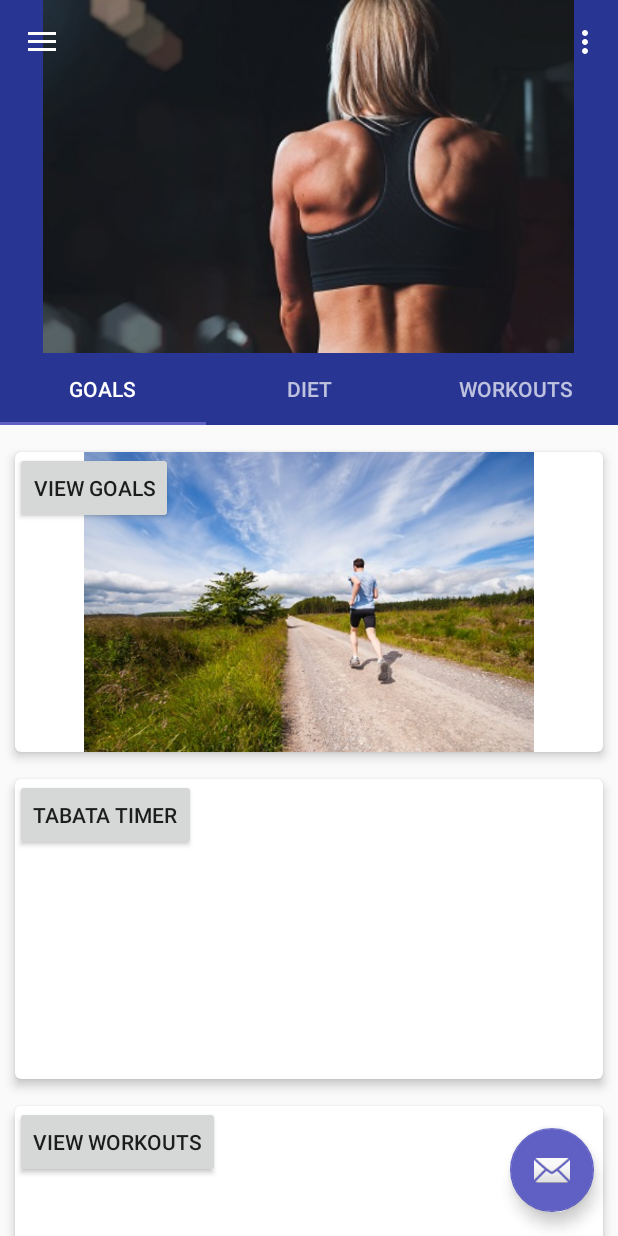
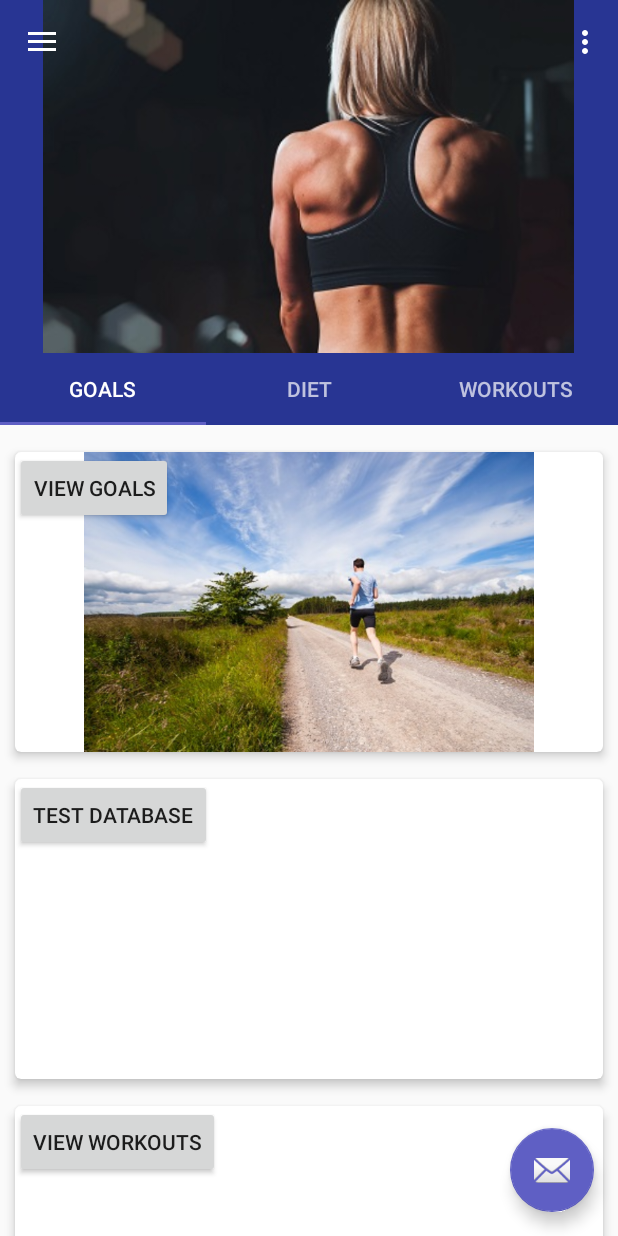
Before and after one commit to D-M-Moriarty/MyFitnessApplication, an Android app: the screen it shows after launch once a user with an empty profile is signed in (MainHomePagerActivity), on a phone screen of 412 x 824 dp. Run offline under Robolectric (Android 15) with nearby library versions, the phone set to English and light mode, and no system bars; our stand-ins replace Firebase (no records; nobody signed in at launch, a user with empty details on screens opened directly).

Commit message:
Retrieving data from Firebase database

```diff
--- a/app/build.gradle
+++ b/app/build.gradle
@@ -32,6 +32,7 @@ dependencies {
     compile 'com.android.support:design:25.3.1'
     compile 'com.google.android.gms:play-services-maps:10.0.1'
     compile 'com.android.support:cardview-v7:25.3.1'
+    compile 'com.google.firebase:firebase-messaging:10.0.1'
     testCompile 'junit:junit:4.12'
 }
 
--- a/app/src/main/java/com/darrenmoriarty/myfitnessapp/Login_Signup_activities/LoginActivity.java
+++ b/app/src/main/java/com/darrenmoriarty/myfitnessapp/Login_Signup_activities/LoginActivity.java
@@ -126,6 +126,7 @@ public class LoginActivity extends AppCompatActivity {
                     .addOnCompleteListener(this, new OnCompleteListener<AuthResult>() {
                         @Override
                         public void onComplete(@NonNull Task<AuthResult> task) {
+
                             Log.d(TAG, "signInWithEmail:onComplete:" + task.isSuccessful());
 
                             // If sign in fails, display a message to the user. If sign in succeeds
--- a/app/src/main/java/com/darrenmoriarty/myfitnessapp/pageractivities/MainHomePagerActivity.java
+++ b/app/src/main/java/com/darrenmoriarty/myfitnessapp/pageractivities/MainHomePagerActivity.java
@@ -36,8 +36,13 @@ import com.darrenmoriarty.myfitnessapp.pageractivities.workout_package.TabataSet
 import com.darrenmoriarty.myfitnessapp.pageractivities.workout_package.WorkoutsTab;
 import com.google.firebase.auth.FirebaseAuth;
 import com.google.firebase.auth.FirebaseUser;
+import com.google.firebase.database.DataSnapshot;
+import com.google.firebase.database.DatabaseError;
 import com.google.firebase.database.DatabaseReference;
 import com.google.firebase.database.FirebaseDatabase;
+import com.google.firebase.database.ValueEventListener;
+
+import java.util.Map;
 
 public class MainHomePagerActivity extends AppCompatActivity
         implements NavigationView.OnNavigationItemSelectedListener {
@@ -58,6 +63,7 @@ public class MainHomePagerActivity extends AppCompatActivity
     private ViewPager mViewPager;
     private Button startTracking;
     private Button startTabataTimer;
+    private Button testDatabase;
 
     // [START declare_auth]
     private FirebaseAuth mAuth;
@@ -70,6 +76,9 @@ public class MainHomePagerActivity extends AppCompatActivity
     private FirebaseDatabase mFirebaseDatabase;
     private DatabaseReference mDatabaseReference;
 
+    private String userID;
+    public static String calorieGoal;
+
     @Override
     protected void onCreate(Bundle savedInstanceState) {
         super.onCreate(savedInstanceState);
@@ -80,6 +89,7 @@ public class MainHomePagerActivity extends AppCompatActivity
         // Write a message to the database
         mFirebaseDatabase = FirebaseDatabase.getInstance();
         mDatabaseReference = mFirebaseDatabase.getReference().child("Users");
+
 
         // [START auth_state_listener]
         mAuthListener = new FirebaseAuth.AuthStateListener() {
@@ -93,6 +103,8 @@ public class MainHomePagerActivity extends AppCompatActivity
                     // User is signed in
                     Log.d("TAG", "onAuthStateChanged:signed_in:" + user.getUid());
 
+                    userID = user.getUid();
+
                     // changing to the account activity
                     //startActivity(new Intent(getApplicationContext(), MainActivity.class));
 
@@ -105,6 +117,41 @@ public class MainHomePagerActivity extends AppCompatActivity
             }
         };
         // [END auth_state_listener]
+
+        mDatabaseReference.addValueEventListener(new ValueEventListener() {
+            @Override
+            public void onDataChange(DataSnapshot dataSnapshot) {
+
+
+//                Map<String, String> userMap = dataSnapshot.getValue(Map.class);
+//
+//                String fullName = userMap.get(userID);
+//
+//                Log.d("TAG", "The users BMI is: " + fullName);
+
+                // This method is called once with the initial value and again
+                // whenever data at this location is updated.
+
+                String BMI = dataSnapshot.child(userID).child("BMI").getValue(String.class);
+                String fullName = dataSnapshot.child(userID).child("Fullname").getValue(String.class);
+                String Birthdate = dataSnapshot.child(userID).child("Birthdate").getValue(String.class);
+                String gender = dataSnapshot.child(userID).child("Gender").getValue(String.class);
+                calorieGoal = dataSnapshot.child(userID).child("Calorie Goal").getValue(String.class);
+
+                Log.d("TAG", "The users BMI is: " + BMI);
+                Log.d("TAG", "The users fullname is: " + fullName);
+                Log.d("TAG", "The users birthdate is: " + Birthdate);
+                Log.d("TAG", "The users gender is: " + gender);
+                Log.d("TAG", "The users calorie goal is: " + calorieGoal);
+
+                Toast.makeText(MainHomePagerActivity.this, "Welcome back " + fullName, Toast.LENGTH_SHORT).show();
+            }
+
+            @Override
+            public void onCancelled(DatabaseError databaseError) {
+
+            }
+        });
 
         setTitle("");
 
@@ -145,8 +192,11 @@ public class MainHomePagerActivity extends AppCompatActivity
 
         startTabataTimer = (Button) findViewById(R.id.tabataTimerBtn);
 
+        testDatabase = (Button) findViewById(R.id.testDatabase);
+
 
     }
+
 
     // log food click
     public void logFood(View view) {
--- a/app/src/main/res/layout/activity_diet_diary.xml
+++ b/app/src/main/res/layout/activity_diet_diary.xml
@@ -29,7 +29,7 @@
                 android:layout_height="wrap_content"
                 android:layout_weight="1"
                 android:gravity="center_horizontal"
-                android:text="2,280"
+                android:text="@string/calorieGoal"
                 android:textSize="18sp"/>
 
             <TextView
--- a/app/src/main/res/layout/goals_fragment.xml
+++ b/app/src/main/res/layout/goals_fragment.xml
@@ -71,10 +71,11 @@
                 tools:layout_constraintRight_creator="1">
 
                 <Button
-                    android:id="@+id/tabataTimerBtn"
+                    android:id="@+id/testDatabase"
                     android:layout_width="wrap_content"
                     android:layout_height="wrap_content"
-                    android:text="Tabata Timer"/>
+                    android:onClick="testDatabase"
+                    android:text="Test Database"/>
             </android.support.v7.widget.CardView>
 
             <android.support.v7.widget.CardView
--- a/app/src/main/res/values/strings.xml
+++ b/app/src/main/res/values/strings.xml
@@ -61,4 +61,5 @@
     <string name="log_this">log this</string>
     <string name="title_activity_saved_routes">SavedRoutesActivity</string>
     <string name="title_activity_route_details_maps">Map</string>
+    <string name="calorieGoal">2,280</string>
 </resources>
```
Also changed, not shown: app/src/main/java/com/darrenmoriarty/myfitnessapp/pageractivities/diet_package/DietDiaryActivity.java (+22 -0 lines).
